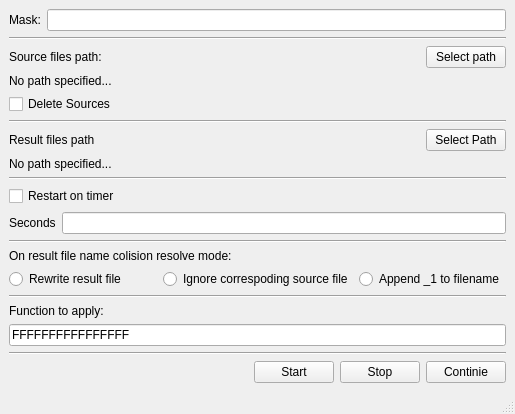
First picture: the form in mainwindow.ui, repository systemkin/FileXORer, before the edit.
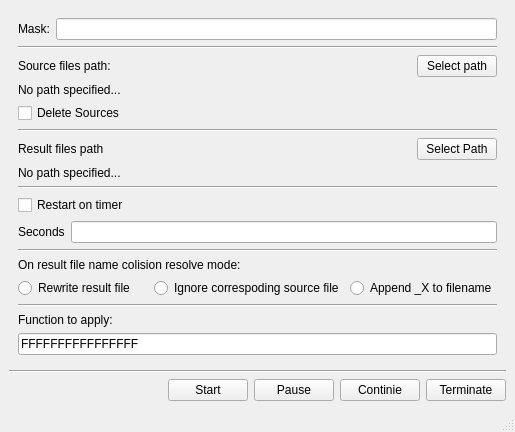
Second picture: the form after the edit.

Patch:
```diff
--- a/mainwindow.ui
+++ b/mainwindow.ui
@@ -7,7 +7,7 @@
     <x>0</x>
     <y>0</y>
     <width>515</width>
-    <height>359</height>
+    <height>402</height>
    </rect>
   </property>
   <property name="windowTitle">
@@ -16,6 +16,9 @@
   <widget class="QWidget" name="centralwidget">
    <layout class="QVBoxLayout" name="verticalLayout">
     <item>
+     <widget class="QWidget" name="inputWidget" native="true">
+      <layout class="QVBoxLayout" name="verticalLayout_3">
+       <item>
      <layout class="QVBoxLayout" name="verticalLayout_2">
       <item>
        <layout class="QHBoxLayout" name="horizontalLayout_3">
@@ -131,8 +134,6 @@
         </property>
        </widget>
       </item>
-     </layout>
-    </item>
     <item>
      <widget class="Line" name="line_3">
       <property name="orientation">
@@ -161,6 +162,8 @@
       </item>
      </layout>
     </item>
+        </layout>
+       </item>
     <item>
      <widget class="Line" name="line_4">
       <property name="orientation">
@@ -197,7 +200,7 @@
          <string extracomment="Or _2 etc untill collision is solved"/>
         </property>
         <property name="text">
-         <string>Append _1 to filename</string>
+            <string>Append _X to filename</string>
         </property>
        </widget>
       </item>
@@ -224,6 +227,9 @@
       </property>
      </widget>
     </item>
+      </layout>
+     </widget>
+    </item>
     <item>
      <widget class="Line" name="line_5">
       <property name="orientation">
@@ -256,7 +262,7 @@
       <item>
        <widget class="QPushButton" name="StopPushButton">
         <property name="text">
-         <string>Stop</string>
+         <string>Pause</string>
         </property>
        </widget>
       </item>
@@ -267,6 +273,13 @@
         </property>
        </widget>
       </item>
+      <item>
+       <widget class="QPushButton" name="TerminatePushButton">
+        <property name="text">
+         <string>Terminate</string>
+        </property>
+       </widget>
+      </item>
      </layout>
     </item>
     <item>
```
Left out of the diff: 14 changed lines with no effect on the pictures. Lines whose indentation alone changed are shown as unchanged.
